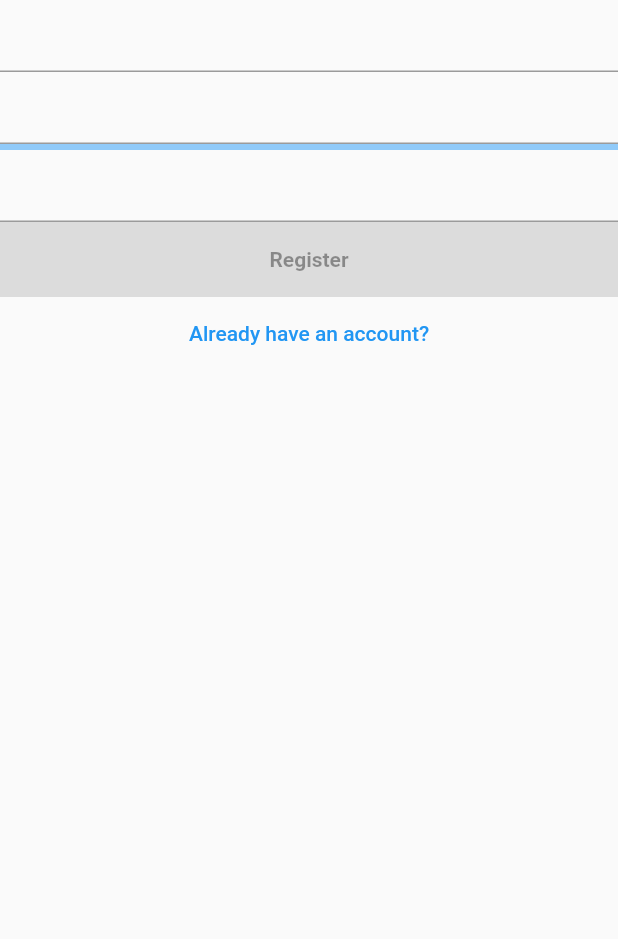
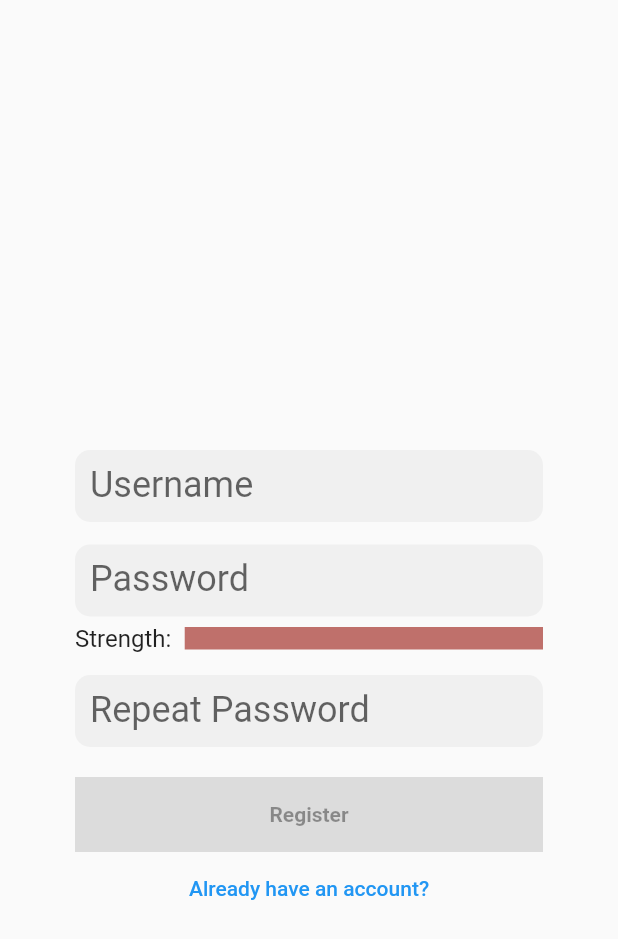
Before and after one commit to k0marov/socnet-frontend, a Flutter app: the screen it shows after launch, after a tap on "Don't have an account?", on a phone screen of 412 x 824 dp. Shown: the top 939 px of the screen. Run offline on Flutter 3.47's test engine with Material 2 defaults, Android fonts, the phone set to English and light mode, and no system bars; our stand-ins replace bloc, dartz, equatable, flutter_bloc, get_it, image_cropper and 2 more.

Commit message:
style the RegisterForm

```diff
--- a/lib/ui/widgets/login_form.dart
+++ b/lib/ui/widgets/login_form.dart
@@ -36,6 +36,7 @@ class LoginForm extends StatelessWidget {
               onChanged: b.passwordChanged,
               value: value,
               label: "Password",
+              obscureText: true,
             ),
           ),
           SizedBox(height: 20),
--- a/lib/ui/widgets/register_form.dart
+++ b/lib/ui/widgets/register_form.dart
@@ -3,6 +3,7 @@ import 'package:socnet/logic/features/auth/domain/pass_strength_getter.dart';
 import 'package:socnet/logic/features/auth/presentation/register_cubit/register_cubit.dart';
 import 'package:socnet/ui/widgets/failure_listener.dart';
 import 'package:socnet/ui/widgets/submit_button.dart';
+import 'package:socnet/ui/widgets/z_text_field.dart';
 
 import '../../logic/core/field_value.dart';
 import 'bloc_field.dart';
@@ -20,6 +21,19 @@ double getPasswordProgress(PassStrength strength) {
   }
 }
 
+Color getStrengthColor(PassStrength strength) {
+  switch (strength) {
+    case PassStrength.weak:
+      return Colors.red;
+    case PassStrength.normal:
+      return Colors.orange;
+    case PassStrength.strong:
+      return Colors.lightGreen;
+    case PassStrength.veryStrong:
+      return Colors.green;
+  }
+}
+
 class RegisterForm extends StatelessWidget {
   const RegisterForm({Key? key}) : super(key: key);
 
@@ -27,39 +41,57 @@ class RegisterForm extends StatelessWidget {
   Widget build(BuildContext context) {
     return FailureListener<RegisterCubit, RegisterState>(
       getFailure: (state) => state.failure,
+      child: Padding(
+        padding: const EdgeInsets.symmetric(horizontal: 50),
         child: Column(children: [
+          SizedBox(height: 300),
           BlocField<RegisterCubit, RegisterState, FieldValue>(
             getValue: (state) => state.username,
-          buildField: (value, b) => TextField(
+            buildField: (value, b) => ZTextField(
               onChanged: b.usernameChanged,
-              decoration: InputDecoration(
-                errorText: value.failure?.code,
-              )),
+              value: value,
+              label: "Username",
             ),
+          ),
+          SizedBox(height: 15),
           BlocField<RegisterCubit, RegisterState, FieldValue>(
             getValue: (state) => state.pass,
-          buildField: (value, b) => TextField(
+            buildField: (value, b) => ZTextField(
               onChanged: b.passChanged,
               obscureText: true,
-            decoration: InputDecoration(
-              errorText: value.failure?.code,
+              value: value,
+              label: "Password",
             ),
           ),
-        ),
+          SizedBox(height: 5),
           BlocField<RegisterCubit, RegisterState, PassStrength>(
             getValue: (state) => state.passStrength,
-          buildField: (strength, b) => LinearProgressIndicator(value: getPasswordProgress(strength)),
+            buildField: (strength, b) => Row(
+              children: [
+                Text("Strength: ", style: Theme.of(context).textTheme.subtitle1),
+                SizedBox(width: 5),
+                Expanded(
+                  child: LinearProgressIndicator(
+                    value: getPasswordProgress(strength),
+                    color: getStrengthColor(strength),
+                    backgroundColor: HSLColor.fromColor(getStrengthColor(strength)).withSaturation(0.4).toColor(),
+                    minHeight: 15,
                   ),
+                ),
+              ],
+            ),
+          ),
+          SizedBox(height: 15),
           BlocField<RegisterCubit, RegisterState, FieldValue>(
             getValue: (state) => state.passRepeat,
-          buildField: (value, b) => TextField(
+            buildField: (value, b) => ZTextField(
               onChanged: b.passRepeatChanged,
               obscureText: true,
-            decoration: InputDecoration(
-              errorText: value.failure?.code,
+              value: value,
+              label: "Repeat Password",
             ),
           ),
-        ),
+          SizedBox(height: 20),
           BlocField<RegisterCubit, RegisterState, bool>(
             getValue: (state) => state.canBeSubmitted,
             buildField: (canBeSubmitted, b) => SubmitButton(
@@ -69,6 +101,7 @@ class RegisterForm extends StatelessWidget {
             ),
           ),
         ]),
+      ),
     );
   }
 }
--- a/lib/ui/widgets/z_text_field.dart
+++ b/lib/ui/widgets/z_text_field.dart
@@ -5,13 +5,21 @@ class ZTextField extends StatelessWidget {
   final FieldValue value;
   final Function(String) onChanged;
   final String label;
-  const ZTextField({Key? key, required this.value, required this.onChanged, required this.label}) : super(key: key);
+  final bool obscureText;
+  const ZTextField({
+    Key? key,
+    required this.value,
+    required this.onChanged,
+    required this.label,
+    this.obscureText = false,
+  }) : super(key: key);
 
   @override
   Widget build(BuildContext context) {
     return TextField(
       onChanged: onChanged,
       style: Theme.of(context).textTheme.headline5,
+      obscureText: obscureText,
       decoration: InputDecoration(
         contentPadding: EdgeInsets.symmetric(horizontal: 10, vertical: 10),
         labelText: label,
```
Lines whose indentation alone changed are shown as unchanged.
